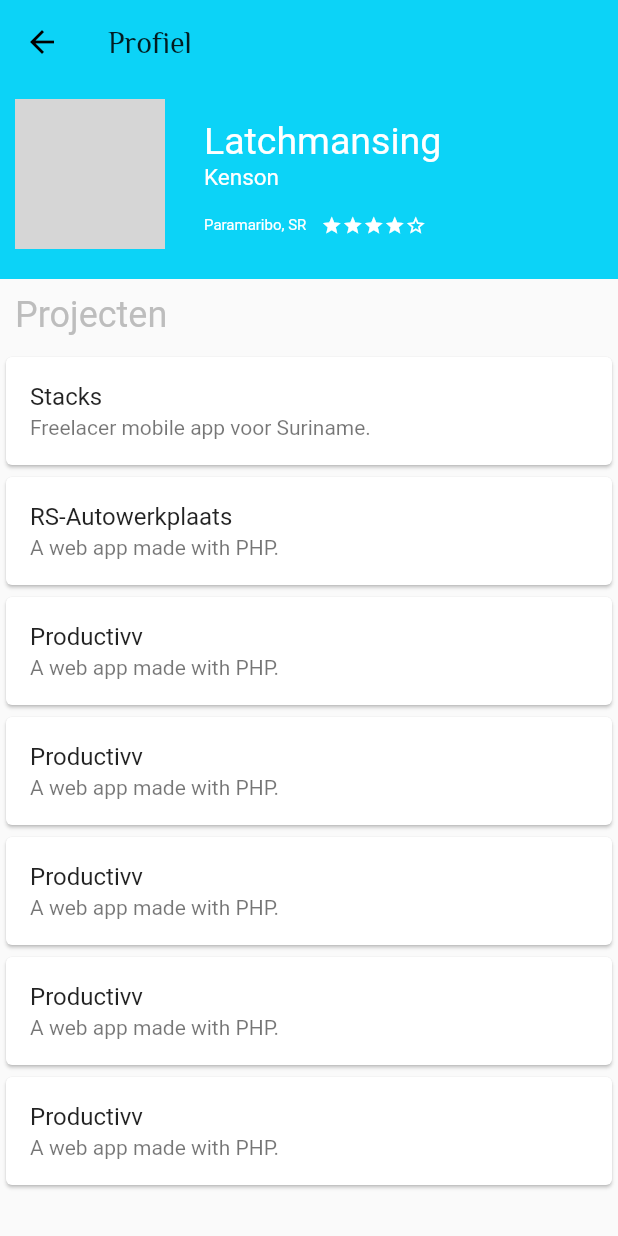
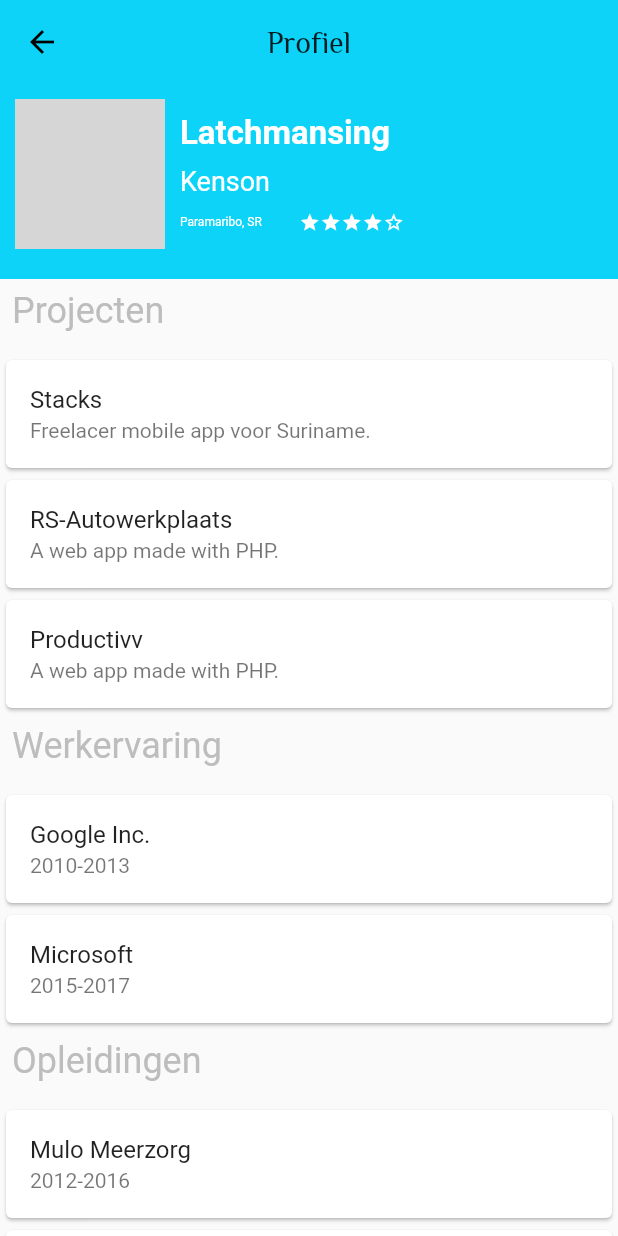
Before and after one commit to eSaniello/stacks, a Flutter app: the ProfilePage screen opened by its route, on a phone screen of 412 x 824 dp. Run offline on Flutter 3.47's test engine with Material 2 defaults, Android fonts, the phone set to English and light mode, and no system bars; network calls fail; grey boxes are pictures that could not be loaded.

Commit message:
Profile page done (static data)

```diff
--- a/lib/pages/home_page.dart
+++ b/lib/pages/home_page.dart
@@ -26,7 +26,8 @@ class HomePage extends StatelessWidget {
                   height: 50,
                   child: CircleAvatar(
                     backgroundImage: NetworkImage(
-                        "https://www.citrix.com/blogs/wp-content/uploads/2017/11/Citrix-Blog-User-Bio-Photo-6.png"),
+                      "https://www.citrix.com/blogs/wp-content/uploads/2017/11/Citrix-Blog-User-Bio-Photo-6.png",
+                    ),
                   ),
                 ),
                 subtitle: Text("Balans: SRD 280.00"),
--- a/lib/pages/profile_page.dart
+++ b/lib/pages/profile_page.dart
@@ -9,6 +9,7 @@ class ProfilePage extends StatelessWidget {
       appBar: AppBar(
         title: Text("Profiel"),
         elevation: 0,
+        centerTitle: true,
       ),
       body: SingleChildScrollView(
         child: Column(
@@ -18,54 +19,67 @@ class ProfilePage extends StatelessWidget {
               color: Theme.of(context).primaryColor,
               child: Row(
                 children: <Widget>[
-                  Container(
+                  //profile photo
+                  new Container(
                     padding: const EdgeInsets.all(10),
                     child: Column(
                       children: <Widget>[
                         CircleAvatar(
                           backgroundImage: NetworkImage(
-                              "https://www.citrix.com/blogs/wp-content/uploads/2017/11/Citrix-Blog-User-Bio-Photo-6.png"),
+                            "https://www.citrix.com/blogs/wp-content/uploads/2017/11/Citrix-Blog-User-Bio-Photo-6.png",
+                          ),
                           radius: 50,
                         ),
                       ],
                     ),
                   ),
+
                   Expanded(
                     child: Column(
                       crossAxisAlignment: CrossAxisAlignment.start,
                       children: <Widget>[
-                        Padding(
-                          padding: const EdgeInsets.only(top: 15),
-                          child: ListTile(
-                            title: Text(
-                              "Latchmansing",
+                        //lastname
+                        Container(
+                          padding: const EdgeInsets.only(bottom: 8, top: 20),
+                          child: Text(
+                            'Latchmansing',
                             style: TextStyle(
-                                fontSize: 25,
-                                color: Colors.white,
-                              ),
-                            ),
-                            subtitle: Text(
-                              "Kenson",
-                              style: TextStyle(
-                                fontSize: 15,
+                              fontWeight: FontWeight.bold,
+                              fontSize: 22,
                               color: Colors.white,
                             ),
                           ),
                         ),
+                        //firstname
+                        Container(
+                          padding: const EdgeInsets.only(bottom: 10),
+                          child: Text(
+                            'Kenson',
+                            style: TextStyle(
+                              fontSize: 18,
+                              color: Colors.white,
                             ),
-                        Padding(
-                          padding: EdgeInsets.only(left: 16),
+                          ),
+                        ),
+                        //city & rating
+                        Container(
                           child: Row(
+                            children: <Widget>[
+                              Container(
+                                child: Column(
                                   children: <Widget>[
                                     Text(
                                       'Paramaribo, SR',
                                       style: TextStyle(
-                                  fontSize: 10,
+                                        fontSize: 8,
                                         color: Colors.white,
                                       ),
                                     ),
-                              Padding(
-                                padding: const EdgeInsets.only(left: 10),
+                                  ],
+                                ),
+                              ),
+                              Container(
+                                padding: const EdgeInsets.only(left: 25),
                                 child: StarDisplay(value: 4),
                               ),
                             ],
@@ -77,88 +91,91 @@ class ProfilePage extends StatelessWidget {
                 ],
               ),
             ),
-            Row(
+            Container(
+              padding: const EdgeInsets.only(left: 8, bottom: 8),
+              height: 50,
+              child: Row(
                 children: <Widget>[
-                Container(
-                  padding: const EdgeInsets.all(10),
-                  child: Text(
+                  Text(
                     'Projecten',
                     style: TextStyle(
                       fontSize: 24,
                       color: Colors.grey[400],
                     ),
                   ),
-                ),
                 ],
               ),
+            ),
             Card(
-              child: Column(
-                children: <Widget>[
-                  const ListTile(
+              child: const ListTile(
                 title: const Text('Stacks'),
                 subtitle: const Text('Freelacer mobile app voor Suriname.'),
+              ),
+            ),
+            Card(
+              child: const ListTile(
+                title: const Text('RS-Autowerkplaats'),
+                subtitle: const Text('A web app made with PHP.'),
+              ),
+            ),
+            Card(
+              child: const ListTile(
+                title: const Text('Productivv'),
+                subtitle: const Text('A web app made with PHP.'),
+              ),
+            ),
+            Container(
+              padding: const EdgeInsets.only(left: 8, bottom: 8),
+              height: 50,
+              child: Row(
+                children: <Widget>[
+                  Text(
+                    'Werkervaring',
+                    style: TextStyle(
+                      fontSize: 24,
+                      color: Colors.grey[400],
+                    ),
                   ),
                 ],
               ),
             ),
             Card(
-              child: Column(
+              child: const ListTile(
+                title: const Text('Google Inc.'),
+                subtitle: const Text('2010-2013'),
+              ),
+            ),
+            Card(
+              child: const ListTile(
+                title: const Text('Microsoft'),
+                subtitle: const Text('2015-2017'),
+              ),
+            ),
+            Container(
+              padding: const EdgeInsets.only(left: 8, bottom: 8),
+              height: 50,
+              child: Row(
                 children: <Widget>[
-                  const ListTile(
-                    title: const Text('RS-Autowerkplaats'),
-                    subtitle: const Text('A web app made with PHP.'),
+                  Text(
+                    'Opleidingen',
+                    style: TextStyle(
+                      fontSize: 24,
+                      color: Colors.grey[400],
+                    ),
                   ),
                 ],
               ),
             ),
             Card(
-              child: Column(
-                children: <Widget>[
-                  const ListTile(
-                    title: const Text('Productivv'),
-                    subtitle: const Text('A web app made with PHP.'),
-                  ),
-                ],
+              child: const ListTile(
+                title: const Text('Mulo Meerzorg'),
+                subtitle: const Text('2012-2016'),
               ),
             ),
             Card(
-              child: Column(
-                children: <Widget>[
-                  const ListTile(
-                    title: const Text('Productivv'),
-                    subtitle: const Text('A web app made with PHP.'),
-                  ),
-                ],
-              ),
-            ),
-            Card(
-              child: Column(
-                children: <Widget>[
-                  const ListTile(
-                    title: const Text('Productivv'),
-                    subtitle: const Text('A web app made with PHP.'),
-                  ),
-                ],
-              ),
-            ),
-            Card(
-              child: Column(
-                children: <Widget>[
-                  const ListTile(
-                    title: const Text('Productivv'),
-                    subtitle: const Text('A web app made with PHP.'),
-                  ),
-                ],
-              ),
-            ),
-            Card(
-              child: Column(
-                children: <Widget>[
-                  const ListTile(
-                    title: const Text('Productivv'),
-                    subtitle: const Text('A web app made with PHP.'),
-                  ),
-                ],
+              child: const ListTile(
+                title: const Text('Natin'),
+                subtitle: const Text('2016-...'),
               ),
             ),
           ],
```
Lines whose indentation alone changed are shown as unchanged.
